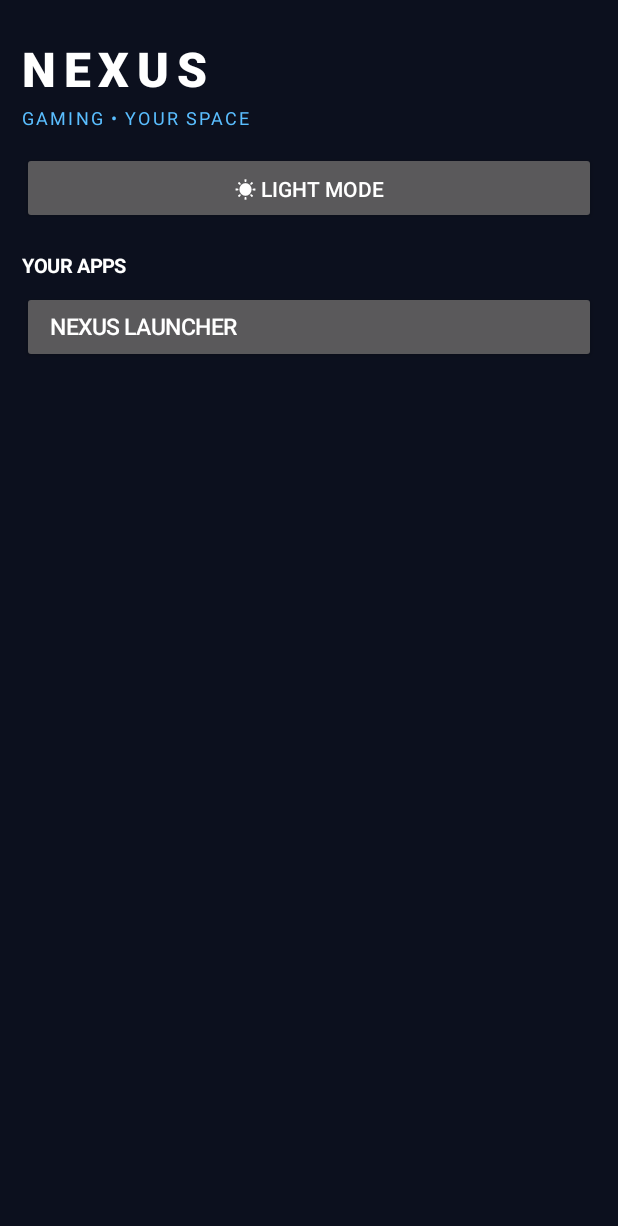
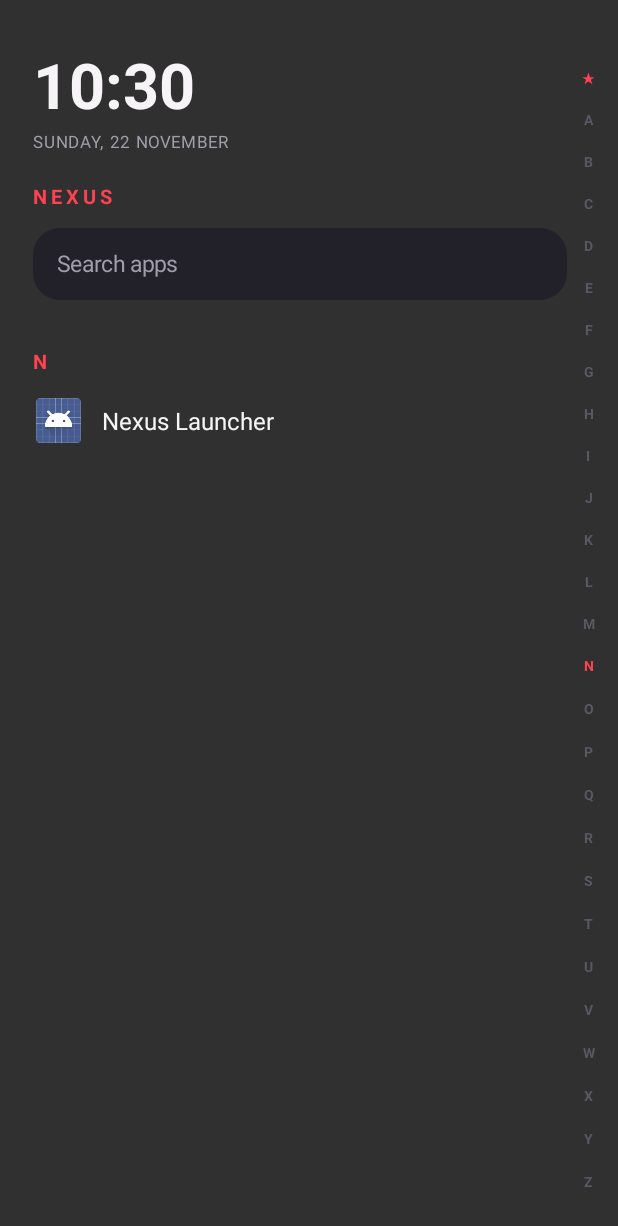
Before and after one commit to OPTIMIZERmax/nexuslauncher, an Android app: the screen it shows after launch (MainActivity), on a phone screen of 412 x 824 dp. Shown: the top 1226 px of the screen. Run offline under Robolectric (Android 15) with nearby library versions, the phone set to English and light mode, and no system bars; 2 statements that could not run were skipped.

Commit message:
Redesign home screen with Niagara-style app list

```diff
--- a/app/src/main/java/com/nexus/launcher/MainActivity.kt
+++ b/app/src/main/java/com/nexus/launcher/MainActivity.kt
@@ -4,94 +4,198 @@ import android.app.Activity
 import android.content.Intent
 import android.graphics.Color
 import android.graphics.Typeface
+import android.graphics.drawable.GradientDrawable
 import android.os.Bundle
 import android.view.Gravity
+import android.view.View
 import android.view.ViewGroup
-import android.widget.Button
+import android.widget.EditText
+import android.widget.ImageView
 import android.widget.LinearLayout
 import android.widget.ScrollView
 import android.widget.TextView
+import android.text.Editable
+import android.text.TextWatcher
+import java.text.SimpleDateFormat
+import java.util.Date
+import java.util.Locale
 
 class MainActivity : Activity() {
-    private var dark = true
-    private lateinit var root: LinearLayout
+    private val red = Color.rgb(255, 65, 80)
+    private val background = Color.rgb(12, 12, 18)
+    private val primary = Color.rgb(246, 244, 246)
+    private val muted = Color.rgb(160, 158, 168)
+    private lateinit var content: LinearLayout
+    private lateinit var scroll: ScrollView
+    private lateinit var alphabetRail: LinearLayout
+    private var query = ""
+    private val sectionViews = mutableMapOf<Char, View>()
+    private val favorites = mutableSetOf<String>()
+
+    data class AppEntry(val label: String, val packageName: String, val icon: android.graphics.drawable.Drawable)
 
     override fun onCreate(savedInstanceState: Bundle?) {
         super.onCreate(savedInstanceState)
+        favorites.addAll(getSharedPreferences("nexus", MODE_PRIVATE).getStringSet("favorites", emptySet()) ?: emptySet())
         render()
     }
 
-    private fun render() {
-        val bg = if (dark) Color.rgb(12, 16, 30) else Color.rgb(241, 245, 255)
-        val fg = if (dark) Color.WHITE else Color.rgb(20, 28, 48)
-        root = LinearLayout(this).apply {
-            orientation = LinearLayout.VERTICAL
-            setPadding(22, 36, 22, 20)
-            setBackgroundColor(bg)
+    private fun dp(value: Int): Int = (value * resources.displayMetrics.density).toInt()
+
+    private fun rounded(color: Int, radius: Int): GradientDrawable =
+        GradientDrawable().apply { setColor(color); cornerRadius = dp(radius).toFloat() }
+
+    private fun label(text: String, size: Float, color: Int, bold: Boolean = false): TextView =
+        TextView(this).apply {
+            this.text = text
+            textSize = size
+            setTextColor(color)
+            if (bold) typeface = Typeface.create("sans-serif", Typeface.BOLD)
         }
 
-        val title = TextView(this).apply {
-            text = "NEXUS"
-            textSize = 32f
-            setTextColor(fg)
-            typeface = Typeface.create("sans-serif-black", Typeface.BOLD)
-            letterSpacing = 0.16f
+    private fun allApps(): List<AppEntry> {
+        val intent = Intent(Intent.ACTION_MAIN).addCategory(Intent.CATEGORY_LAUNCHER)
+        return packageManager.queryIntentActivities(intent, 0)
+            .map { info ->
+                AppEntry(info.loadLabel(packageManager).toString(), info.activityInfo.packageName, info.loadIcon(packageManager))
+            }
+            .distinctBy { it.packageName }
+            .sortedBy { it.label.lowercase(Locale.getDefault()) }
+    }
+
+    private fun render() {
+        val apps = allApps()
+        val outer = LinearLayout(this).apply {
+            orientation = LinearLayout.HORIZONTAL
+            setBackgroundColor(background)
+            setPadding(dp(22), dp(28), dp(10), dp(12))
         }
-        root.addView(title)
-        root.addView(TextView(this).apply {
-            text = "GAMING • YOUR SPACE"
-            textSize = 12f
-            setTextColor(if (dark) Color.rgb(90, 190, 255) else Color.rgb(20, 110, 190))
-            letterSpacing = 0.12f
-            setPadding(0, 4, 0, 22)
+        content = LinearLayout(this).apply { orientation = LinearLayout.VERTICAL }
+        outer.addView(content, LinearLayout.LayoutParams(0, ViewGroup.LayoutParams.MATCH_PARENT, 1f))
+
+        val clock = label(SimpleDateFormat("HH:mm", Locale.getDefault()).format(Date()), 42f, primary, true)
+        content.addView(clock)
+        content.addView(label(SimpleDateFormat("EEEE, d MMMM", Locale.getDefault()).format(Date()).uppercase(Locale.getDefault()), 11f, muted).apply {
+            letterSpacing = 0.08f
+            setPadding(0, dp(2), 0, dp(20))
+        })
+        content.addView(label("NEXUS", 13f, red, true).apply {
+            letterSpacing = 0.24f
+            setPadding(0, 0, 0, dp(12))
         })
 
-        val tools = LinearLayout(this).apply { orientation = LinearLayout.HORIZONTAL }
-        val theme = Button(this).apply {
-            text = if (dark) "☀ Light mode" else "☾ Dark mode"
-            setOnClickListener { dark = !dark; render() }
+        val search = EditText(this).apply {
+            hint = "Search apps"
+            setHintTextColor(muted)
+            setTextColor(primary)
+            textSize = 15f
+            singleLine = true
+            background = rounded(Color.rgb(34, 32, 40), 18)
+            setPadding(dp(16), 0, dp(16), 0)
         }
-        tools.addView(theme, LinearLayout.LayoutParams(0, ViewGroup.LayoutParams.WRAP_CONTENT, 1f))
-        root.addView(tools)
-
-        root.addView(TextView(this).apply {
-            text = "YOUR APPS"
-            textSize = 13f
-            typeface = Typeface.DEFAULT_BOLD
-            setTextColor(fg)
-            setPadding(0, 28, 0, 12)
+        content.addView(search, LinearLayout.LayoutParams(ViewGroup.LayoutParams.MATCH_PARENT, dp(48)))
+        search.addTextChangedListener(object : TextWatcher {
+            override fun beforeTextChanged(s: CharSequence?, start: Int, count: Int, after: Int) {}
+            override fun onTextChanged(s: CharSequence?, start: Int, before: Int, count: Int) {
+                query = s?.toString()?.trim().orEmpty()
+                buildAppList(apps)
+            }
+            override fun afterTextChanged(s: Editable?) {}
         })
 
-        val scroll = ScrollView(this)
-        val list = LinearLayout(this).apply { orientation = LinearLayout.VERTICAL }
-        val apps = packageManager.queryIntentActivities(
-            Intent(Intent.ACTION_MAIN).addCategory(Intent.CATEGORY_LAUNCHER), 0
-        ).sortedBy { it.loadLabel(packageManager).toString().lowercase() }
+        scroll = ScrollView(this).apply { isFillViewport = true; clipToPadding = false }
+        content.addView(scroll, LinearLayout.LayoutParams(ViewGroup.LayoutParams.MATCH_PARENT, 0, 1f))
+        alphabetRail = LinearLayout(this).apply {
+            orientation = LinearLayout.VERTICAL
+            gravity = Gravity.CENTER
+            setPadding(dp(4), dp(10), 0, dp(10))
+        }
+        outer.addView(alphabetRail, LinearLayout.LayoutParams(dp(24), ViewGroup.LayoutParams.MATCH_PARENT))
+        setContentView(outer)
+        buildAppList(apps)
+    }
 
-        apps.forEach { info ->
-            val appName = info.loadLabel(packageManager).toString()
-            val item = Button(this).apply {
-                text = "  $appName"
-                textSize = 15f
-                gravity = Gravity.CENTER_VERTICAL
+    private fun buildAppList(apps: List<AppEntry>) {
+        val list = LinearLayout(this).apply {
+            orientation = LinearLayout.VERTICAL
+            setPadding(0, dp(20), dp(6), dp(28))
+        }
+        sectionViews.clear()
+        val filtered = apps.filter { it.label.contains(query, ignoreCase = true) }
+        if (query.isEmpty()) {
+            val pinned = filtered.filter { favorites.contains(it.packageName) }
+            if (pinned.isNotEmpty()) {
+                list.addView(label("FAVOURITES", 11f, red, true).apply {
+                    letterSpacing = 0.12f
+                    setPadding(0, 0, 0, dp(8))
+                })
+                pinned.forEach { list.addView(appRow(it), rowParams()) }
+                list.addView(label("ALL APPS", 11f, muted, true).apply {
+                    letterSpacing = 0.12f
+                    setPadding(0, dp(22), 0, dp(8))
+                })
+            }
+        }
+
+        val groups = filtered.groupBy { it.label.firstOrNull()?.uppercaseChar() ?: '#' }.toSortedMap()
+        groups.forEach { (letter, entries) ->
+            val heading = label(letter.toString(), 13f, red, true).apply {
+                setPadding(0, dp(12), 0, dp(5))
+            }
+            sectionViews[letter] = heading
+            list.addView(heading)
+            entries.forEach { list.addView(appRow(it), rowParams()) }
+        }
+        if (filtered.isEmpty()) {
+            list.addView(label("No apps found", 14f, muted).apply { setPadding(0, dp(24), 0, 0) })
+        }
+        scroll.removeAllViews()
+        scroll.addView(list)
+        buildAlphabetRail(groups.keys.toList())
+    }
+
+    private fun rowParams() = LinearLayout.LayoutParams(ViewGroup.LayoutParams.MATCH_PARENT, dp(52))
+
+    private fun appRow(app: AppEntry): View {
+        val row = LinearLayout(this).apply {
+            orientation = LinearLayout.HORIZONTAL
+            gravity = Gravity.CENTER_VERTICAL
+            setPadding(dp(2), 0, dp(6), 0)
+        }
+        val icon = ImageView(this).apply { setImageDrawable(app.icon); scaleType = ImageView.ScaleType.FIT_CENTER }
+        row.addView(icon, LinearLayout.LayoutParams(dp(30), dp(30)))
+        val name = label(app.label, 16f, primary).apply { setPadding(dp(14), 0, 0, 0) }
+        row.addView(name, LinearLayout.LayoutParams(0, ViewGroup.LayoutParams.WRAP_CONTENT, 1f))
+        if (favorites.contains(app.packageName)) row.addView(label("★", 17f, red))
+        row.setOnClickListener {
+            packageManager.getLaunchIntentForPackage(app.packageName)?.let { startActivity(it) }
+        }
+        row.setOnLongClickListener {
+            if (!favorites.add(app.packageName)) favorites.remove(app.packageName)
+            getSharedPreferences("nexus", MODE_PRIVATE).edit().putStringSet("favorites", favorites.toSet()).apply()
+            buildAppList(allApps())
+            true
+        }
+        return row
+    }
+
+    private fun buildAlphabetRail(letters: List<Char>) {
+        alphabetRail.removeAllViews()
+        if (query.isNotEmpty()) return
+        val railLetters = listOf('★') + ('A'..'Z').toList()
+        railLetters.forEach { letter ->
+            val item = label(letter.toString(), 9f, if (letters.contains(letter) || letter == '★') red else Color.rgb(90, 88, 98), true).apply {
+                gravity = Gravity.CENTER
                 setOnClickListener {
-                    packageManager.getLaunchIntentForPackage(info.activityInfo.packageName)?.let(::startActivity)
+                    if (letter == '★') {
+                        scroll.post { scroll.smoothScrollTo(0, 0) }
+                    } else {
+                        val target = sectionViews[letter]
+                        if (target != null) scroll.post { scroll.smoothScrollTo(0, target.top) }
+                    }
                 }
             }
-            list.addView(item, LinearLayout.LayoutParams(
-                ViewGroup.LayoutParams.MATCH_PARENT, ViewGroup.LayoutParams.WRAP_CONTENT
-            ).apply { bottomMargin = 6 })
+            alphabetRail.addView(item, LinearLayout.LayoutParams(ViewGroup.LayoutParams.MATCH_PARENT, 0, 1f))
         }
-        if (apps.isEmpty()) {
-            list.addView(TextView(this).apply {
-                text = "No launchable apps found."
-                setTextColor(fg)
-            })
-        }
-        scroll.addView(list)
-        root.addView(scroll, LinearLayout.LayoutParams(
-            ViewGroup.LayoutParams.MATCH_PARENT, 0, 1f
-        ))
-        setContentView(root)
     }
 }
```
